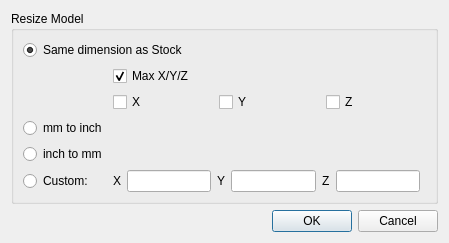
Old version of the form src/Gui/ResizeModelDialog.ui in the repository fredrickojackson/CppCAM.
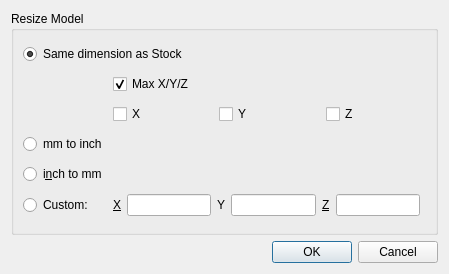
New version of the form. Icons and pictures are not drawn.

What changed in the file:
```diff
--- a/src/Gui/ResizeModelDialog.ui
+++ b/src/Gui/ResizeModelDialog.ui
@@ -10,7 +10,7 @@
     <x>0</x>
     <y>0</y>
     <width>449</width>
-    <height>236</height>
+    <height>274</height>
    </rect>
   </property>
   <property name="windowTitle">
@@ -74,7 +74,7 @@
       <item row="4" column="0">
        <widget class="QRadioButton" name="radioButton_inch_to_mm">
         <property name="text">
-         <string>inch to mm</string>
+         <string>i&amp;nch to mm</string>
         </property>
        </widget>
       </item>
@@ -107,7 +107,7 @@
         <item>
          <widget class="QLabel" name="label">
           <property name="text">
-           <string>X</string>
+           <string>&amp;X</string>
           </property>
           <property name="buddy">
            <cstring>lineEdit_dimx</cstring>
@@ -133,7 +133,7 @@
         <item>
          <widget class="QLabel" name="label_3">
           <property name="text">
-           <string>Z</string>
+           <string>&amp;Z</string>
           </property>
           <property name="buddy">
            <cstring>lineEdit_dimx</cstring>
```
